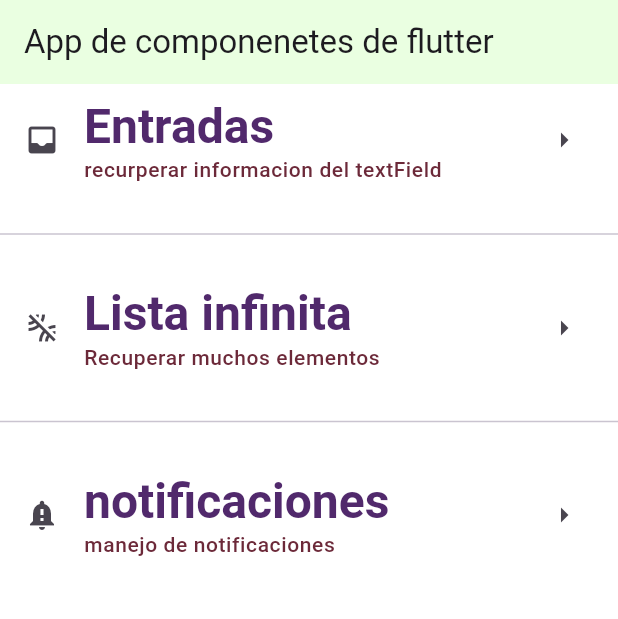
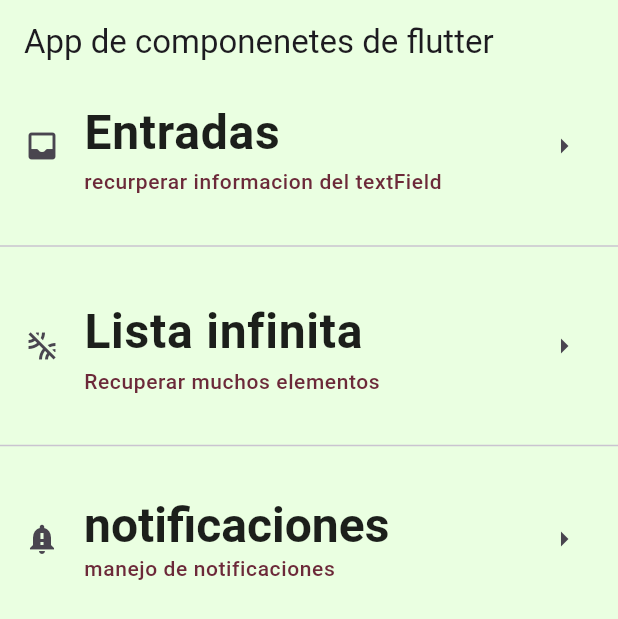
Before and after one commit to AlvaroAguirr/ComponentesFlutter5a, a Flutter app: the screen it shows after launch, on a phone screen of 412 x 824 dp. Shown: the top 619 px of the screen. Run offline on Flutter 3.47's test engine with Material 3 defaults, Android fonts, the phone set to English and light mode, and no system bars; our stand-ins replace google_fonts; Roboto replaces fonts that are missing (Rokkitt).

Commit message:
07 refactoring and creating of appTheme Class

```diff
--- a/lib/main_app.dart
+++ b/lib/main_app.dart
@@ -1,5 +1,6 @@
 import 'package:flutter/material.dart';
-import 'package:practica3/home_screen.dart';
+import 'package:practica3/screens/home_screen.dart';
+import 'package:practica3/theme/app_theme.dart';
 
 
 class MainApp extends StatelessWidget {
@@ -10,23 +11,7 @@ class MainApp extends StatelessWidget {
     return MaterialApp(
       debugShowCheckedModeBanner: false,
       home: const HomeScreen(),
-      theme: ThemeData(
-        scaffoldBackgroundColor:Color.fromRGBO(255, 255, 255, 1),
-        appBarTheme:const AppBarTheme(color: Color.fromARGB(255, 234, 255, 225)),
-        textTheme: const  TextTheme(
-         headlineLarge: TextStyle(
-                        fontSize: 32,
-                        fontFamily: 'sans-serif',
-                        fontWeight: FontWeight.bold,
-                        color:Color.fromARGB(255, 81, 41, 108)),
-         bodySmall: TextStyle(
-                        fontSize: 14,
-                        fontFamily:'sans-serif',
-                        fontWeight:FontWeight.w500,
-                        color:Color.fromARGB(255, 108, 41, 57),
-                        )
-        )
-      ),
+      theme: AppTheme.lightTheme
     );
   }
 }
--- a/lib/home_screen.dart
+++ b/lib/screens/home_screen.dart
@@ -1,7 +1,7 @@
 // stl crea todo el stales windet
 
-
 import 'package:flutter/material.dart';
+import 'package:practica3/theme/app_theme.dart';
 
 class HomeScreen extends StatelessWidget {
   const HomeScreen({super.key});
@@ -16,7 +16,7 @@ class HomeScreen extends StatelessWidget {
           children:<Widget> [
              ListTile(
               title: Text("Entradas",
-                      style: Theme.of(context).textTheme.headlineLarge),
+                      style: AppTheme.lightTheme.textTheme.headlineLarge),
               subtitle:  Text("recurperar informacion del textField",
                       style: Theme.of(context).textTheme.bodySmall),
               leading: const Icon(Icons.inbox_rounded),
@@ -25,9 +25,10 @@ class HomeScreen extends StatelessWidget {
             const Divider(height: 50,),
              ListTile(
               title: Text("Lista infinita",
-                      style: Theme.of(context).textTheme.headlineLarge),
+                      style: AppTheme.lightTheme.textTheme.headlineLarge
+                      ),
               subtitle: Text("Recuperar muchos elementos",
-                          style: Theme.of(context).textTheme.bodySmall),
+                         style: Theme.of(context).textTheme.bodySmall),
               leading: const Icon(Icons.leak_remove_outlined),
               trailing: const Icon(Icons.arrow_right_outlined),
             ),
@@ -43,6 +44,5 @@ class HomeScreen extends StatelessWidget {
           ],
         )
  );
-
-       }
 }
+}
--- /dev/null
+++ b/lib/theme/app_theme.dart
@@ -0,0 +1,36 @@
+
+import 'package:flutter/material.dart';
+import 'package:google_fonts/google_fonts.dart';
+
+class AppTheme{
+// constante de color primario
+static const primaryColor = Color.fromARGB(225, 1, 1, 1);
+//constate del color de fondo
+static const backColor = Color.fromARGB(255, 234, 255, 225);
+// constante  del color secundario
+static const secundaryColor = Color.fromARGB(255, 108, 41, 57);
+//definicino del tema de color y estilo de la app
+  static final ThemeData lightTheme= ThemeData.light().copyWith(
+      scaffoldBackgroundColor: backColor,
+        appBarTheme:const AppBarTheme(color: backColor),
+        textTheme: TextTheme(
+         headlineLarge: GoogleFonts.rokkitt(
+                        fontSize: 32,
+                        fontWeight: FontWeight.bold,
+                        color:primaryColor),
+
+         bodySmall: GoogleFonts.aBeeZee(
+                        fontSize: 14,
+                        fontWeight:FontWeight.w500,
+                        color:secundaryColor,
+                        )
+        )
+  );
+
+
+
+
+
+
+
+}
--- a/pubspec.yaml
+++ b/pubspec.yaml
@@ -9,6 +9,7 @@ environment:
 dependencies:
   flutter:
     sdk: flutter
+  google_fonts:
 
 dev_dependencies:
   flutter_test:
```
Also changed, not shown: pubspec.lock.
